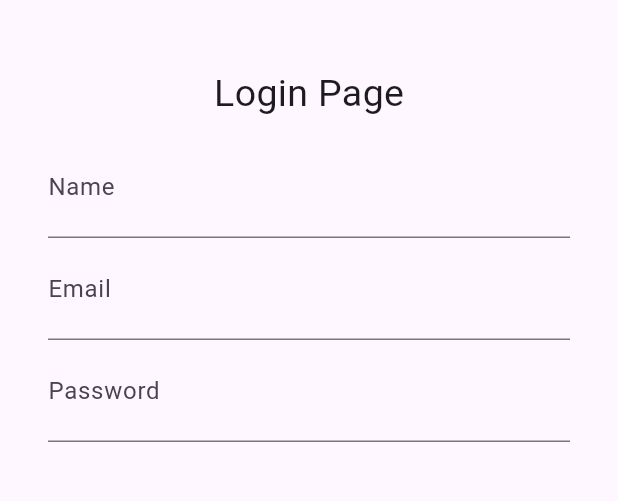
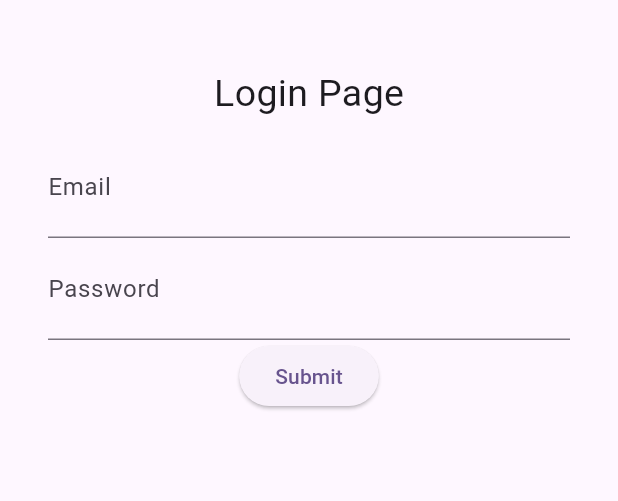
Before and after one commit to bimbimzzz/fic5_ecatalog, a Flutter app: the LoginPage screen opened directly, on a phone screen of 412 x 824 dp, the part 65-566 px from its top. Run offline on Flutter 3.47's test engine with Material 2 defaults, Android fonts, the phone set to English and light mode, and no system bars; our stand-ins replace dartz, flutter_bloc.

Commit message:
Login Register Done

```diff
--- /dev/null
+++ b/lib/bloc/bloc/login_bloc.dart
@@ -0,0 +1,27 @@
+import 'package:flutter_bloc/flutter_bloc.dart';
+import 'package:flutter_ecatalog/data/datasources/auth_datasources.dart';
+import 'package:flutter_ecatalog/data/models/request/login_request_model.dart';
+import 'package:flutter_ecatalog/data/models/response/login_response_model.dart';
+
+part 'login_event.dart';
+part 'login_state.dart';
+
+class LoginBloc extends Bloc<LoginEvent, LoginState> {
+  final AuthDatasource authDatasource;
+  LoginBloc(
+    this.authDatasource,
+  ) : super(LoginInitial()) {
+    on<DoLoginEvent>((event, emit) async {
+      emit(LoginLoading());
+      final result = await authDatasource.login(event.model);
+      result.fold(
+        (l) {
+          return emit(LoginError(message: l));
+        },
+        (r) {
+          return emit(LoginLoaded(loginResponseModel: r));
+        },
+      );
+    });
+  }
+}
--- /dev/null
+++ b/lib/bloc/bloc/login_event.dart
@@ -0,0 +1,10 @@
+part of 'login_bloc.dart';
+
+abstract class LoginEvent {}
+
+class DoLoginEvent extends LoginEvent {
+  final LoginRequestModel model;
+  DoLoginEvent({
+    required this.model,
+  });
+}
--- /dev/null
+++ b/lib/bloc/bloc/login_state.dart
@@ -0,0 +1,21 @@
+part of 'login_bloc.dart';
+
+abstract class LoginState {}
+
+class LoginInitial extends LoginState {}
+
+class LoginLoading extends LoginState {}
+
+class LoginLoaded extends LoginState {
+  final LoginResponseModel loginResponseModel;
+  LoginLoaded({
+    required this.loginResponseModel,
+  });
+}
+
+class LoginError extends LoginState {
+  final String message;
+  LoginError({
+    required this.message,
+  });
+}
--- /dev/null
+++ b/lib/data/models/request/login_request_model.dart
@@ -0,0 +1,32 @@
+import 'dart:convert';
+
+class LoginRequestModel {
+  final String email;
+  final String password;
+  LoginRequestModel({
+    required this.email,
+    required this.password,
+  });
+
+  Map<String, dynamic> toMap() {
+    return {
+      "email": email,
+      "password": password,
+    };
+  }
+
+  factory LoginRequestModel.fromMap(Map<String, dynamic> map) {
+    return LoginRequestModel(
+      email: map['email'] ?? '',
+      password: map['password'] ?? '',
+    );
+  }
+
+  String toJson() {
+    return json.encode(toMap());
+  }
+
+  factory LoginRequestModel.fromJson(String sumber) {
+    return LoginRequestModel.fromJson(jsonDecode(sumber));
+  }
+}
--- /dev/null
+++ b/lib/data/models/response/login_response_model.dart
@@ -0,0 +1,36 @@
+//pertama buat data constructornya dulu
+
+import 'dart:convert';
+
+class LoginResponseModel {
+  final String accessToken;
+  final String refreshToken;
+  LoginResponseModel({
+    required this.accessToken,
+    required this.refreshToken,
+  });
+
+//lalu buat map nya yang bentuknya {"":""}
+  Map<String, dynamic> toMap() {
+    return {
+      "accessToken": accessToken,
+      "refreshToken": refreshToken,
+    };
+  }
+
+//lalu buat factory
+  factory LoginResponseModel.fromMap(Map<String, dynamic> map) {
+    return LoginResponseModel(
+      accessToken: map['access_token'] ?? '',
+      refreshToken: map['refresh_token'] ?? '',
+    );
+  }
+
+  String toJson() {
+    return json.encode(toMap());
+  }
+
+  factory LoginResponseModel.fromJson(String sumber) {
+    return LoginResponseModel.fromMap(json.decode(sumber));
+  }
+}
--- a/lib/presentation/home_page.dart
+++ b/lib/presentation/home_page.dart
@@ -1,3 +1,4 @@
+import 'package:flutter/material.dart';
 import 'package:flutter/widgets.dart';
 
 class HomePage extends StatelessWidget {
@@ -5,6 +6,8 @@ class HomePage extends StatelessWidget {
 
   @override
   Widget build(BuildContext context) {
-    return const Placeholder();
+    return const Scaffold(
+      body: Text('data'),
+    );
   }
 }
--- a/lib/presentation/login_page.dart
+++ b/lib/presentation/login_page.dart
@@ -1,7 +1,33 @@
 import 'package:flutter/material.dart';
+import 'package:flutter_bloc/flutter_bloc.dart';
+import 'package:flutter_ecatalog/bloc/bloc/login_bloc.dart';
+import 'package:flutter_ecatalog/data/models/request/login_request_model.dart';
+import 'package:flutter_ecatalog/presentation/home_page.dart';
 
-class LoginPage extends StatelessWidget {
+class LoginPage extends StatefulWidget {
   const LoginPage({super.key});
+
+  @override
+  State<LoginPage> createState() => _LoginPageState();
+}
+
+class _LoginPageState extends State<LoginPage> {
+  TextEditingController? email;
+  TextEditingController? password;
+
+  @override
+  void initState() {
+    email = TextEditingController();
+    password = TextEditingController();
+    super.initState();
+  }
+
+  @override
+  void dispose() {
+    email!.dispose();
+    password!.dispose();
+    super.dispose();
+  }
 
   @override
   Widget build(BuildContext context) {
@@ -12,38 +38,83 @@ class LoginPage extends StatelessWidget {
           style: TextStyle(fontSize: 24),
         ),
       ),
-      body: const SingleChildScrollView(
+      body: SingleChildScrollView(
         child: Padding(
-          padding: EdgeInsets.all(32),
+          padding: const EdgeInsets.all(32),
           child: Column(
             mainAxisAlignment: MainAxisAlignment.center,
             crossAxisAlignment: CrossAxisAlignment.center,
             children: [
-                Text(
+              const Text(
                 'Login Page',
                 style: TextStyle(fontSize: 25),
               ),
-                SizedBox(
+              const SizedBox(
                 height: 10,
               ),
               TextField(
-                  style: TextStyle(fontSize: 24),
-                  decoration: InputDecoration(
-                    labelText: 'Name',
+                controller: email,
+                style: const TextStyle(fontSize: 24),
+                decoration: const InputDecoration(
+                  labelText: 'Email',
                 ),
               ),
               TextField(
-                  style: TextStyle(fontSize: 24),
-                  decoration: InputDecoration(labelText: 'Email'),
+                controller: password,
+                style: const TextStyle(fontSize: 24),
+                decoration: const InputDecoration(
+                  labelText: 'Password',
                 ),
-                TextField(
-                  style: TextStyle(fontSize: 24),
-                  decoration: InputDecoration(labelText: 'Password'),
               ),
-                SizedBox(
+              BlocConsumer<LoginBloc, LoginState>(
+                builder: (context, state) {
+                  if (state is LoginLoading) {
+                    return const Center(
+                      child: CircularProgressIndicator(),
+                    );
+                  }
+                  return ElevatedButton(
+                    onPressed: () {
+                      final requestModel = LoginRequestModel(
+                        email: email!.text,
+                        password: password!.text,
+                      );
+                      context
+                          .read<LoginBloc>()
+                          .add(DoLoginEvent(model: requestModel));
+                    },
+                    child: const Text('Submit'),
+                  );
+                },
+                listener: (context, state) {
+                  if (state is LoginError) {
+                    ScaffoldMessenger.of(context).showSnackBar(
+                      SnackBar(
+                        content: Text(state.message),
+                      ),
+                    );
+                  }
+                  if (state is LoginLoaded) {
+                    ScaffoldMessenger.of(context).showSnackBar(
+                      const SnackBar(
+                        content: Text('Login Berhasil'),
+                      ),
+                    );
+                    Navigator.of(context).pushReplacement(
+                      MaterialPageRoute(
+                        builder: (context) {
+                          return const HomePage();
+                        },
+                      ),
+                    );
+                  }
+                },
+              ),
+              const SizedBox(
                 height: 30,
               ),
-              ]),
+            ],
+          ),
         ),
       ),
     );
--- a/lib/presentation/register_page.dart
+++ b/lib/presentation/register_page.dart
@@ -43,12 +43,13 @@ class _RegisterPageState extends State<RegisterPage> {
       ),
       body: Padding(
         padding: const EdgeInsets.all(32),
+        child: SingleChildScrollView(
           child: Column(
             mainAxisAlignment: MainAxisAlignment.center,
             crossAxisAlignment: CrossAxisAlignment.center,
             children: [
               const Text(
-              'Register Page',
+                'Register Page Amazon',
                 style: TextStyle(fontSize: 25),
               ),
               const SizedBox(
@@ -136,6 +137,7 @@ class _RegisterPageState extends State<RegisterPage> {
             ],
           ),
         ),
+      ),
     );
   }
 }
```
Also changed, not shown: lib/data/datasources/auth_datasources.dart (+20 -0 lines), lib/main.dart (+10 -2 lines), 1 other file. Lines whose indentation alone changed are shown as unchanged.
